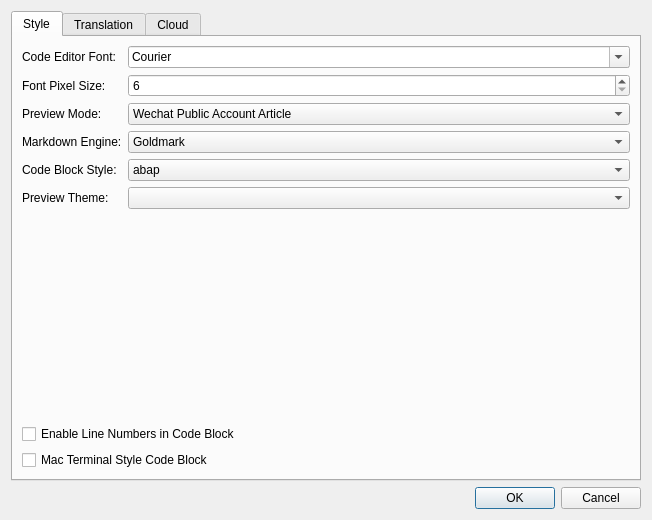
missdeer/KarenMeu, file client/preferencedialog.ui: the form before one commit.
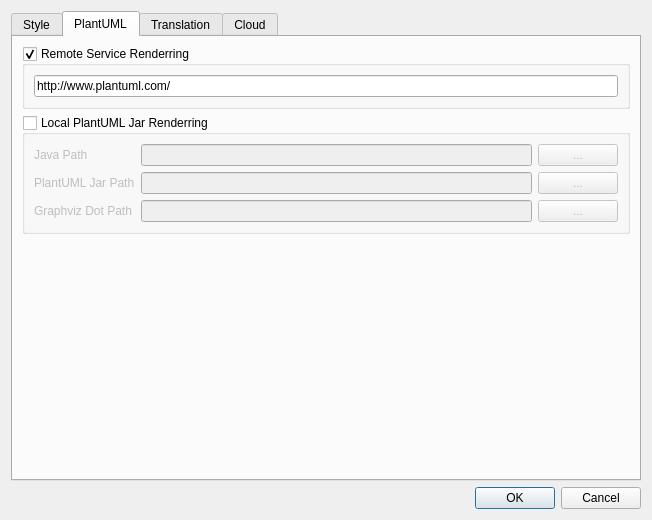
The form after the commit. The open tabs and pages were chosen to show the change. Icons and pictures are not drawn.

Commit message: local plantuml renderring

```diff
--- a/client/preferencedialog.ui
+++ b/client/preferencedialog.ui
@@ -339,6 +339,111 @@
        </item>
       </layout>
      </widget>
+     <widget class="QWidget" name="tabPlantUML">
+      <attribute name="title">
+       <string>PlantUML</string>
+      </attribute>
+      <layout class="QVBoxLayout" name="verticalLayout_5">
+       <item>
+        <widget class="QGroupBox" name="gbPlantUMLRemoteService">
+         <property name="title">
+          <string>Remote Service Renderring</string>
+         </property>
+         <property name="checkable">
+          <bool>true</bool>
+         </property>
+         <layout class="QVBoxLayout" name="verticalLayout_4">
+          <item>
+           <widget class="QLineEdit" name="edtPlantUMLRemoteService">
+            <property name="text">
+             <string>http://www.plantuml.com/</string>
+            </property>
+           </widget>
+          </item>
+         </layout>
+        </widget>
+       </item>
+       <item>
+        <widget class="QGroupBox" name="gbPlantUMLLocalJar">
+         <property name="title">
+          <string>Local PlantUML Jar Renderring</string>
+         </property>
+         <property name="checkable">
+          <bool>true</bool>
+         </property>
+         <property name="checked">
+          <bool>false</bool>
+         </property>
+         <layout class="QGridLayout" name="gridLayout">
+          <item row="0" column="0">
+           <widget class="QLabel" name="label_11">
+            <property name="text">
+             <string>Java Path</string>
+            </property>
+           </widget>
+          </item>
+          <item row="0" column="1">
+           <widget class="QLineEdit" name="edtJavaPath"/>
+          </item>
+          <item row="0" column="2">
+           <widget class="QPushButton" name="btnBrowseJavaPath">
+            <property name="text">
+             <string>...</string>
+            </property>
+           </widget>
+          </item>
+          <item row="1" column="0">
+           <widget class="QLabel" name="label_12">
+            <property name="text">
+             <string>PlantUML Jar Path</string>
+            </property>
+           </widget>
+          </item>
+          <item row="1" column="1">
+           <widget class="QLineEdit" name="edtPlantUMLJarPath"/>
+          </item>
+          <item row="1" column="2">
+           <widget class="QPushButton" name="btnBrowsePlantUMLJarPath">
+            <property name="text">
+             <string>...</string>
+            </property>
+           </widget>
+          </item>
+          <item row="2" column="0">
+           <widget class="QLabel" name="label_13">
+            <property name="text">
+             <string>Graphviz Dot Path</string>
+            </property>
+           </widget>
+          </item>
+          <item row="2" column="1">
+           <widget class="QLineEdit" name="edtGraphvizDotPath"/>
+          </item>
+          <item row="2" column="2">
+           <widget class="QPushButton" name="btnBrowseGraphvizDotPath">
+            <property name="text">
+             <string>...</string>
+            </property>
+           </widget>
+          </item>
+         </layout>
+        </widget>
+       </item>
+       <item>
+        <spacer name="verticalSpacer">
+         <property name="orientation">
+          <enum>Qt::Vertical</enum>
+         </property>
+         <property name="sizeHint" stdset="0">
+          <size>
+           <width>20</width>
+           <height>40</height>
+          </size>
+         </property>
+        </spacer>
+       </item>
+      </layout>
+     </widget>
      <widget class="QWidget" name="tabTranslation">
       <attribute name="title">
        <string>Translation</string>
```
The commit also changes 10 other files.
